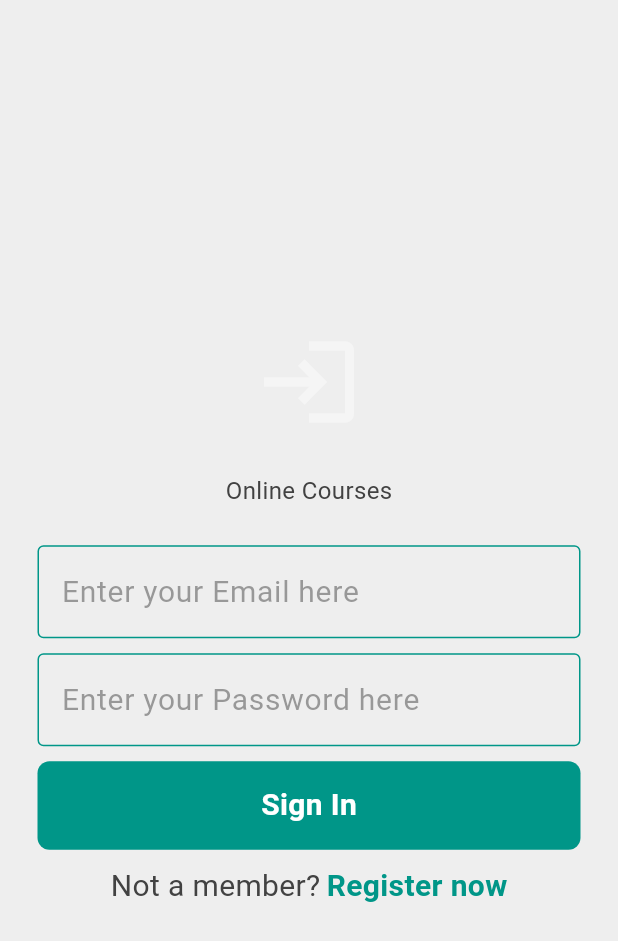
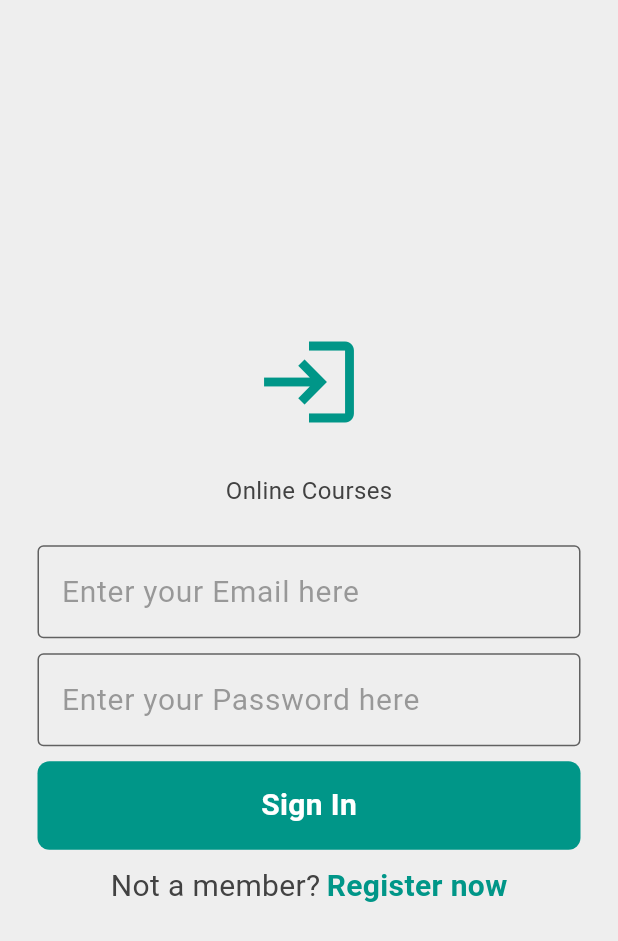
Before and after one commit to A-taraxia/quiz_app, a Flutter app: the screen it shows after launch, in the side drawer, after a tap on "L O G O U T", on a phone screen of 412 x 824 dp. Shown: the top 941 px of the screen. Run offline on Flutter 3.47's test engine with Material 3 defaults, Android fonts, the phone set to English and light mode, and no system bars; our stand-ins replace cloud_firestore, firebase_auth, firebase_core; accounts and stored records are empty; network calls fail.

```diff
--- a/lib/components/my_textfield.dart
+++ b/lib/components/my_textfield.dart
@@ -17,17 +17,18 @@ class MyTextField extends StatelessWidget {
     return Padding(
       padding: const EdgeInsets.symmetric(horizontal: 25.0),
       child: TextField(
+        cursorColor: Theme.of(context).colorScheme.onBackground,
         controller: controller,
         obscureText: obscureText,
         decoration: InputDecoration(
           enabledBorder: OutlineInputBorder(
             borderSide: BorderSide(
-              color: Theme.of(context).colorScheme.secondary,
+              color: Theme.of(context).colorScheme.onBackground,
             ),
           ),
           focusedBorder: OutlineInputBorder(
             borderSide: BorderSide(
-              color: Theme.of(context).colorScheme.primary,
+              color: Theme.of(context).colorScheme.secondary,
             ),
           ),
           hintText: hintText,
--- a/lib/containers/courses_container.dart
+++ b/lib/containers/courses_container.dart
@@ -11,44 +11,53 @@ class _CoursesContainerState extends State<CoursesContainer> {
   final List<Map<String, String>> _courses = [
     {
       'title': 'Course For Python 1',
-      'description': 'A detailed introduction to Python programming for beginners.',
-      'text': 'This course covers the basics of Python programming, including syntax, variables, and data types.',
+      'description':
+          'A detailed introduction to Python programming for beginners.',
+      'text':
+          'This course covers the basics of Python programming, including syntax, variables, and data types.',
       'level': 'Novice'
     },
     {
       'title': 'Course For Python 2',
-      'description': 'A continuation of the introduction to Python programming.',
-      'text': 'This course goes deeper into Python basics and introduces new concepts.',
+      'description':
+          'A continuation of the introduction to Python programming.',
+      'text':
+          'This course goes deeper into Python basics and introduces new concepts.',
       'level': 'Novice'
     },
     {
       'title': 'Course 1',
       'description': 'A description of what needs to be done for Course 2',
-      'text': 'This course covers the intermediate topics of the subject, including practical exercises and examples.',
+      'text':
+          'This course covers the intermediate topics of the subject, including practical exercises and examples.',
       'level': 'Advanced Beginner'
     },
     {
       'title': 'Course 2',
       'description': 'Another intermediate course for advanced beginners.',
-      'text': 'This course includes more exercises and examples to build on intermediate topics.',
+      'text':
+          'This course includes more exercises and examples to build on intermediate topics.',
       'level': 'Advanced Beginner'
     },
     {
       'title': 'Course 1',
       'description': 'A description of what needs to be done for Course 3',
-      'text': 'This course focuses on advanced techniques and applications in the field.',
+      'text':
+          'This course focuses on advanced techniques and applications in the field.',
       'level': 'Competence'
     },
     {
       'title': 'Course 1',
       'description': 'A description of what needs to be done for Course 4',
-      'text': 'This course provides a comprehensive review of all topics covered in previous courses.',
+      'text':
+          'This course provides a comprehensive review of all topics covered in previous courses.',
       'level': 'Proficient'
     },
     {
       'title': 'Course 1',
       'description': 'A description of what needs to be done for Course 5',
-      'text': 'This course provides a comprehensive review of all topics covered in previous courses.',
+      'text':
+          'This course provides a comprehensive review of all topics covered in previous courses.',
       'level': 'Expert'
     },
   ];
@@ -68,7 +77,8 @@ class _CoursesContainerState extends State<CoursesContainer> {
       body: ListView.builder(
         itemCount: _courses.length,
         itemBuilder: (context, index) {
-          if (index == 0 || _courses[index]['level'] != _courses[index - 1]['level']) {
+          if (index == 0 ||
+              _courses[index]['level'] != _courses[index - 1]['level']) {
             return Column(
               crossAxisAlignment: CrossAxisAlignment.start,
               children: [
@@ -90,20 +100,24 @@ class _CoursesContainerState extends State<CoursesContainer> {
       child: Text(
         level,
         style: Theme.of(context).textTheme.titleLarge?.copyWith(
-          fontWeight: FontWeight.bold,
-        ),
+              fontWeight: FontWeight.bold,
+            ),
       ),
     );
   }
 
-  Widget _buildCourseCard(BuildContext context, Map<String, String> course, int index) {
+  Widget _buildCourseCard(
+      BuildContext context, Map<String, String> course, int index) {
     return Card(
       color: Theme.of(context).colorScheme.surface,
       margin: const EdgeInsets.symmetric(vertical: 8.0, horizontal: 16.0),
       child: ListTile(
         title: Text(
           course['title']!,
-          style: Theme.of(context).textTheme.bodyLarge?.copyWith(color: Theme.of(context).colorScheme.secondary),
+          style: Theme.of(context)
+              .textTheme
+              .bodyLarge
+              ?.copyWith(color: Theme.of(context).colorScheme.secondary),
         ),
         subtitle: Text(
           course['description']!,
@@ -113,7 +127,7 @@ class _CoursesContainerState extends State<CoursesContainer> {
           ignoring: true,
           child: Checkbox(
             value: _isSelected[index],
-            onChanged: null, // Set to null to make the checkbox non-clickable
+            onChanged: null,
           ),
         ),
         onTap: () {
@@ -152,7 +166,7 @@ class DetailScreen extends StatelessWidget {
             color: Colors.green,
           ),
         ),
-        centerTitle: true,  // Center the title
+        centerTitle: true, // Center the title
       ),
       body: Padding(
         padding: const EdgeInsets.all(16.0),
--- a/lib/containers/quizzes_container.dart
+++ b/lib/containers/quizzes_container.dart
@@ -15,11 +15,9 @@ class QuizzesContainer extends StatefulWidget {
 class _QuizzesContainerState extends State<QuizzesContainer> {
   final List<Question> _questions = [
     Question(
-        id: '10',
         title: '2 + 2 = ?',
         options: {'5': false, '30': false, '4': true, '10': false}),
     Question(
-        id: '11',
         title: '2 + 5 = ?',
         options: {'7': true, '30': false, '4': false, '10': false}),
   ];
--- /dev/null
+++ b/lib/data/level_data.dart
@@ -0,0 +1,79 @@
+import 'package:quiz_app/models/course_model.dart';
+import 'package:quiz_app/models/level_model.dart';
+import 'package:quiz_app/models/question_models.dart';
+
+List<Level> getLevels() {
+  return [
+    Level(
+      title: 'Intermediate',
+      questions: [
+        Question(
+          title:
+              'What is the correct syntax for referring to an external script called "xxx.js"?',
+          options: {
+            '<script name="xxx.js">': false,
+            '<script src="xxx.js">': true,
+            '<script href="xxx.js">': false,
+            '<script file="xxx.js">': false,
+          },
+        ),
+        Question(
+          title: 'How do you write "Hello World" in an alert box?',
+          options: {
+            'msg("Hello World");': false,
+            'alertBox("Hello World");': false,
+            'alert("Hello World");': true,
+            'msgBox("Hello World");': false,
+          },
+        ),
+      ],
+      courses: [
+        Course(
+          title: 'Intermediate Javascript',
+          description: 'This is an intermediate course',
+          content: 'This is the content for intermediate learners',
+        ),
+        Course(
+          title: 'Advanced Javascript Techniques',
+          description: 'This is an advanced course',
+          content: 'This is the content for advanced learners',
+        ),
+      ],
+    ),
+    Level(
+      title: 'Beginner',
+      questions: [
+        Question(
+          title: 'Inside which HTML element do we put the JavaScript?',
+          options: {
+            '<scripting>': false,
+            '<script>': true,
+            '<javascript>': false,
+            '<js>': false,
+          },
+        ),
+        Question(
+          title: 'What does CSS stand for?',
+          options: {
+            'Colorful Style Sheets': false,
+            'Creative Style Sheets': false,
+            'Cascading Style Sheets': true,
+            'Computer Style Sheets': false,
+          },
+        ),
+      ],
+      courses: [
+        Course(
+          title: 'Intro to Javascript',
+          description: 'This is a course',
+          content: 'This is the content you must learn',
+        ),
+        Course(
+          title: 'Second lesson of Javascript',
+          description: 'This is a second course',
+          content: 'This is the content you must learn again',
+        ),
+      ],
+    )
+  ];
+}
--- a/lib/main.dart
+++ b/lib/main.dart
@@ -3,23 +3,27 @@ import 'package:flutter/material.dart';
 import 'package:provider/provider.dart';
 import 'package:quiz_app/firebase_options.dart';
 import 'package:quiz_app/models/db_models.dart';
-import 'package:quiz_app/models/question_models.dart';
 import 'package:quiz_app/pages/home_page.dart';
 import 'package:quiz_app/themes/theme_provider.dart';
 
+import 'data/level_data.dart';
+import 'models/level_model.dart';
+
 void main() async {
-  var questionsDB = DBconnect();
-  questionsDB.addQuestion(Question(
-      id: '20',
-      title: 'Inside which HTML element do we put the JavaScript?',
-      options: {
-        '<scripting>': false,
-        '<script>': true,
-        '<javascript>': false,
-        '<js>': false
-      }));
   WidgetsFlutterBinding.ensureInitialized();
   await Firebase.initializeApp(options: DefaultFirebaseOptions.currentPlatform);
+
+  var levelsDB = DBconnect();
+  List<Level> levels = getLevels();
+
+  for (var level in levels) {
+    try {
+      await levelsDB.addLevel(level);
+    } catch (e) {
+      print('Error adding level: $e');
+    }
+  }
+
   runApp(
     MultiProvider(
       providers: [
@@ -33,7 +37,6 @@ void main() async {
 class MyApp extends StatelessWidget {
   const MyApp({super.key});
 
-  // This widget is the root of your application.
   @override
   Widget build(BuildContext context) {
     return MaterialApp(
@@ -41,7 +44,6 @@ class MyApp extends StatelessWidget {
       home: const HomePage(
         nickname: 'Athina',
       ),
-      //home: const AuthGate(),
       theme: Provider.of<ThemeProvider>(context).themeData,
     );
   }
--- /dev/null
+++ b/lib/models/course_model.dart
@@ -0,0 +1,13 @@
+class Course {
+  final String title;
+  final String description;
+  final String content;
+
+  Course(
+      {required this.title, required this.description, required this.content});
+
+  @override
+  String toString() {
+    return 'Question(title:$title ,options:$description ,content:$content) ';
+  }
+}
--- a/lib/models/db_models.dart
+++ b/lib/models/db_models.dart
@@ -1,16 +1,53 @@
 import 'dart:convert';
 
 import 'package:http/http.dart' as http;
-import 'package:quiz_app/models/question_models.dart';
+import 'package:quiz_app/models/level_model.dart';
 
 class DBconnect {
   final url = Uri.parse(
-      'https://fooddeliveryapp-7a68f-default-rtdb.europe-west1.firebasedatabase.app/qusetions.json');
-  Future<void> addQuestion(Question question) async {
-    http.post(url,
-        body: json.encode({
-          'title': question.title,
-          'options': question.options,
-        }));
+      'https://quizapp-3b15c-default-rtdb.firebaseio.com/levels.json');
+
+  // Function to sanitize keys by replacing special characters
+  String sanitizeKey(String key) {
+    return key
+        .replaceAll('<', '%3C')
+        .replaceAll('>', '%3E')
+        .replaceAll('.', '%2E')
+        .replaceAll('\$', '%24')
+        .replaceAll('[', '%5B')
+        .replaceAll(']', '%5D')
+        .replaceAll('#', '%23');
+  }
+
+  Future<void> addLevel(Level level) async {
+    final levelData = {
+      'title': level.title,
+      'questions': level.questions
+          .map((q) => {
+                'title': q.title,
+                'options': q.options.map((key, value) =>
+                    MapEntry(sanitizeKey(key), value)), // Sanitize keys
+              })
+          .toList(),
+      'courses': level.courses
+          .map((c) => {
+                'title': c.title,
+                'description': c.description,
+                'content': c.content,
+              })
+          .toList(),
+    };
+
+    final jsonData = json.encode(levelData);
+    print('JSON Data: $jsonData'); // Print the JSON data for debugging
+
+    final response = await http.post(url, body: jsonData);
+
+    if (response.statusCode != 200) {
+      print('Failed to add level: ${response.body}');
+      throw Exception('Failed to add level');
+    } else {
+      print('Successfully added level: ${level.title}');
+    }
   }
 }
--- /dev/null
+++ b/lib/models/level_model.dart
@@ -0,0 +1,14 @@
+import 'course_model.dart';
+import 'question_models.dart';
+
+class Level {
+  final String title;
+  final List<Question> questions;
+  final List<Course> courses;
+
+  Level({
+    required this.title,
+    required this.questions,
+    required this.courses,
+  });
+}
--- a/lib/models/question_models.dart
+++ b/lib/models/question_models.dart
@@ -1,16 +1,14 @@
 class Question {
-  final String id;
   final String title;
   final Map<String, bool> options;
 
   Question({
-    required this.id,
     required this.title,
     required this.options,
   });
 
   @override
   String toString() {
-    return 'Question(id:$id ,title:$title ,options:$options) ';
+    return 'Question(title:$title ,options:$options) ';
   }
 }
--- a/lib/pages/login_page.dart
+++ b/lib/pages/login_page.dart
@@ -63,7 +63,7 @@ class _LoginPageState extends State<LoginPage> {
             Icon(
               Icons.login,
               size: 72,
-              color: Theme.of(context).colorScheme.primary,
+              color: Theme.of(context).colorScheme.secondary,
             ),
             const SizedBox(height: 25),
             Text(
--- a/lib/pages/register_page.dart
+++ b/lib/pages/register_page.dart
@@ -76,7 +76,7 @@ class _RegisterPageState extends State<RegisterPage> {
               Icon(
                 Icons.lock,
                 size: 72,
-                color: Theme.of(context).colorScheme.primary,
+                color: Theme.of(context).colorScheme.secondary,
               ),
               const SizedBox(height: 25),
               Text(
```
